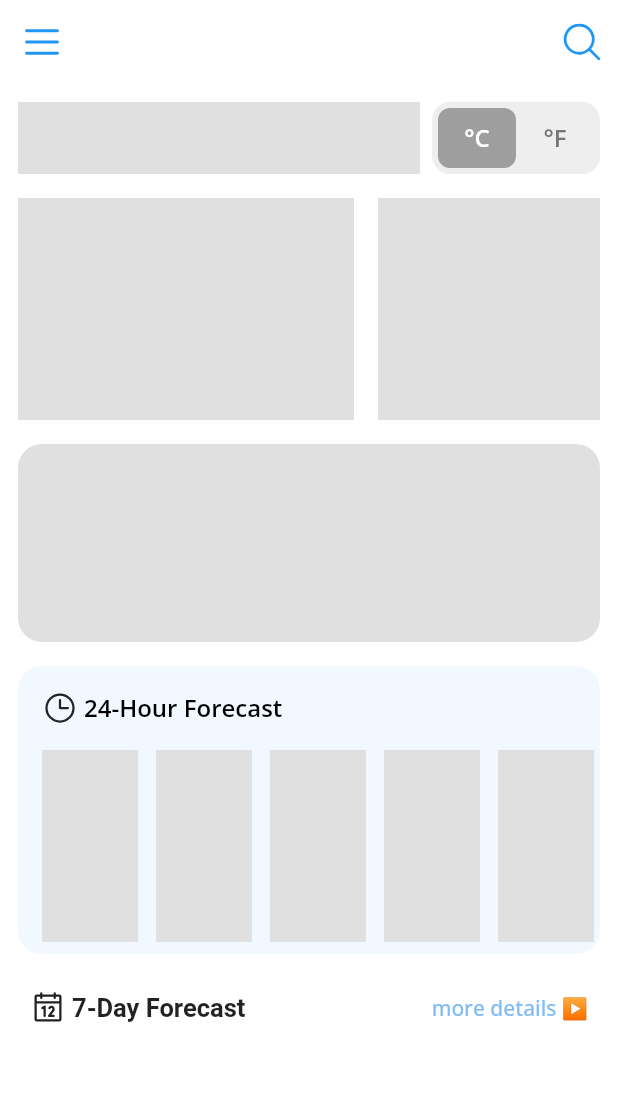
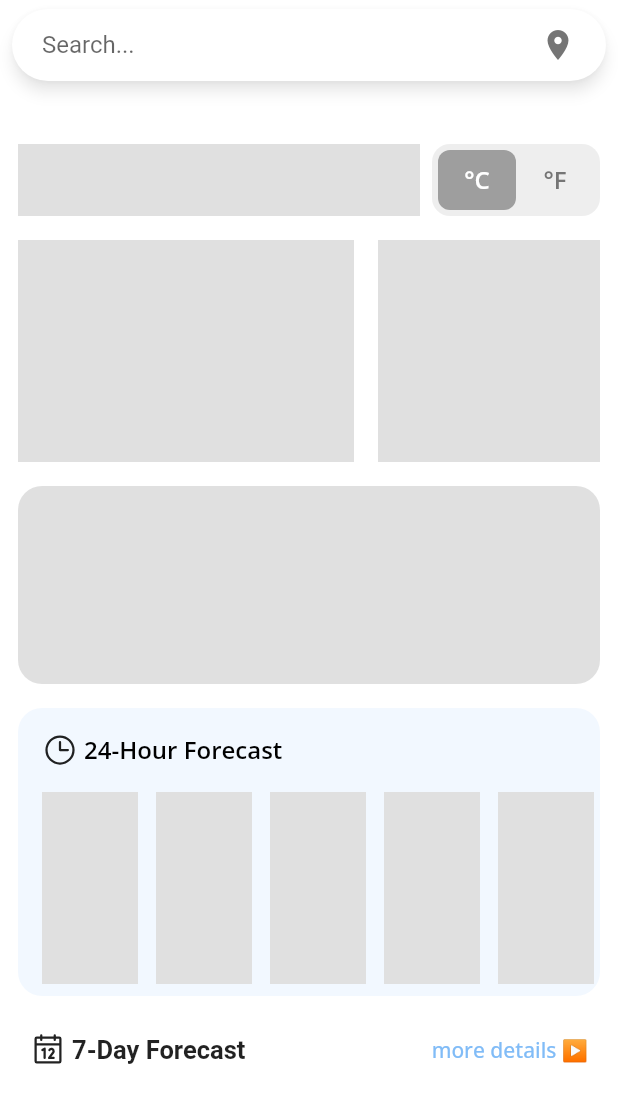
Before and after one commit to ArizArmeidi/FlutterWeather, a Flutter app: the screen it shows after launch, on a phone screen of 412 x 824 dp. Shown: the top 1103 px of the screen. Run offline on Flutter 3.47's test engine with Material 2 defaults, Android fonts, the phone set to English and light mode, and no system bars; drawn by our look-alikes of shimmer; our stand-ins replace country_picker, geolocator, google_fonts, latlong2, material_floating_search_bar_2, phosphor_flutter.

Commit message:
update search bar

```diff
--- a/lib/Screens/homeScreen.dart
+++ b/lib/Screens/homeScreen.dart
@@ -5,6 +5,7 @@ import 'package:flutter_weather/widgets/mainWeatherDetail.dart';
 import 'package:flutter_weather/widgets/mainWeatherInfo.dart';
 import 'package:flutter_weather/widgets/sevenDayForecast.dart';
 import 'package:flutter_weather/widgets/twentyFourHourForecast.dart';
+import 'package:material_floating_search_bar_2/material_floating_search_bar_2.dart';
 import 'package:phosphor_flutter/phosphor_flutter.dart';
 import 'package:provider/provider.dart';
 
@@ -16,6 +17,7 @@ class HomeScreen extends StatefulWidget {
 }
 
 class _HomeScreenState extends State<HomeScreen> {
+  FloatingSearchBarController _fsc = FloatingSearchBarController();
   @override
   void initState() {
     super.initState();
@@ -30,25 +32,29 @@ class _HomeScreenState extends State<HomeScreen> {
   @override
   Widget build(BuildContext context) {
     return Scaffold(
-      appBar: AppBar(
-        leading: PhosphorIcon(
-          PhosphorIcons.list(),
-          size: 30.0,
-        ),
-        actions: [
-          IconButton(
-            icon: PhosphorIcon(
-              PhosphorIcons.magnifyingGlass(),
-              size: 30.0,
-            ),
-            splashRadius: 24,
-            onPressed: () {},
-          ),
-        ],
-      ),
-      body: ListView(
+      // appBar: AppBar(
+      //   leading: PhosphorIcon(
+      //     PhosphorIcons.list(),
+      //     size: 30.0,
+      //   ),
+      //   actions: [
+      //     IconButton(
+      //       icon: PhosphorIcon(
+      //         PhosphorIcons.magnifyingGlass(),
+      //         size: 30.0,
+      //       ),
+      //       splashRadius: 24,
+      //       onPressed: () {
+      //         // _fsc.show();
+      //       },
+      //     ),
+      //   ],
+      // ),
+      body: Stack(
+        children: [
+          ListView(
             physics: BouncingScrollPhysics(),
-        padding: const EdgeInsets.all(12.0),
+            padding: const EdgeInsets.all(12.0).copyWith(top: 96.0),
             children: [
               WeatherInfoHeader(),
               const SizedBox(height: 16.0),
@@ -61,6 +67,46 @@ class _HomeScreenState extends State<HomeScreen> {
               SevenDayForecast(),
             ],
           ),
+          FloatingSearchBar(
+            controller: _fsc,
+            hint: 'Search...',
+            scrollPadding: const EdgeInsets.only(top: 16, bottom: 56),
+            transitionDuration: const Duration(milliseconds: 400),
+            borderRadius: BorderRadius.circular(32.0),
+            transitionCurve: Curves.easeInOut,
+            physics: const BouncingScrollPhysics(),
+            elevation: 4.0,
+            debounceDelay: const Duration(milliseconds: 500),
+            onQueryChanged: (query) {},
+            transition: CircularFloatingSearchBarTransition(),
+            actions: [
+              FloatingSearchBarAction(
+                showIfOpened: false,
+                child: CircularButton(
+                  icon: const Icon(Icons.place),
+                  onPressed: () {},
+                ),
+              ),
+              FloatingSearchBarAction.searchToClear(showIfClosed: false),
+            ],
+            builder: (context, transition) {
+              return ClipRRect(
+                borderRadius: BorderRadius.circular(8),
+                child: Material(
+                  color: Colors.white,
+                  elevation: 4.0,
+                  child: Column(
+                    mainAxisSize: MainAxisSize.min,
+                    children: Colors.accents.map((color) {
+                      return Container(height: 112, color: color);
+                    }).toList(),
+                  ),
+                ),
+              );
+            },
+          ),
+        ],
+      ),
     );
   }
 }
```
Lines whose indentation alone changed are shown as unchanged.
